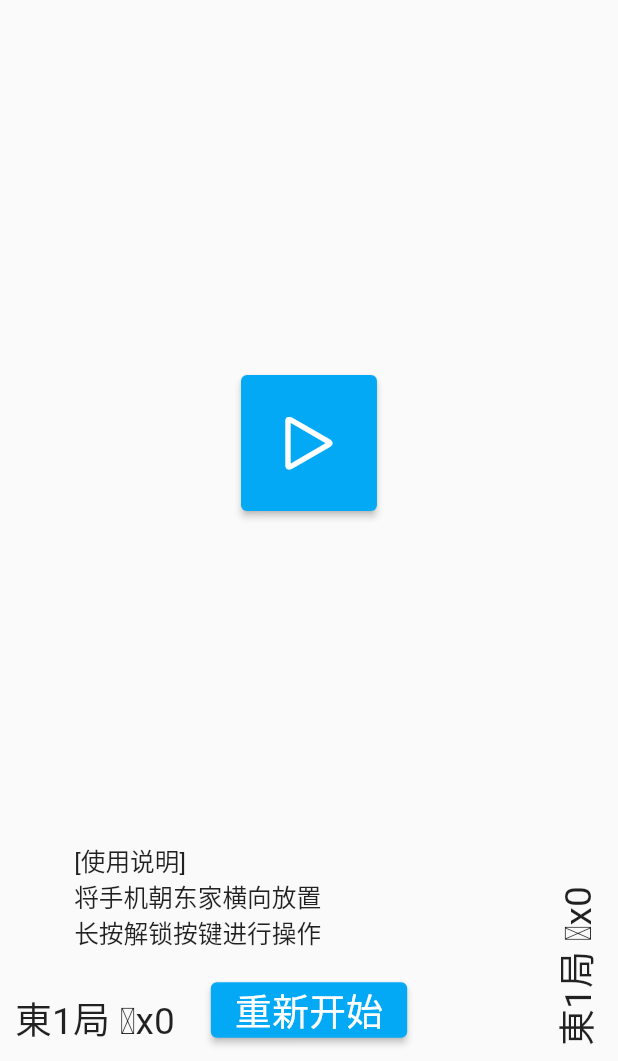
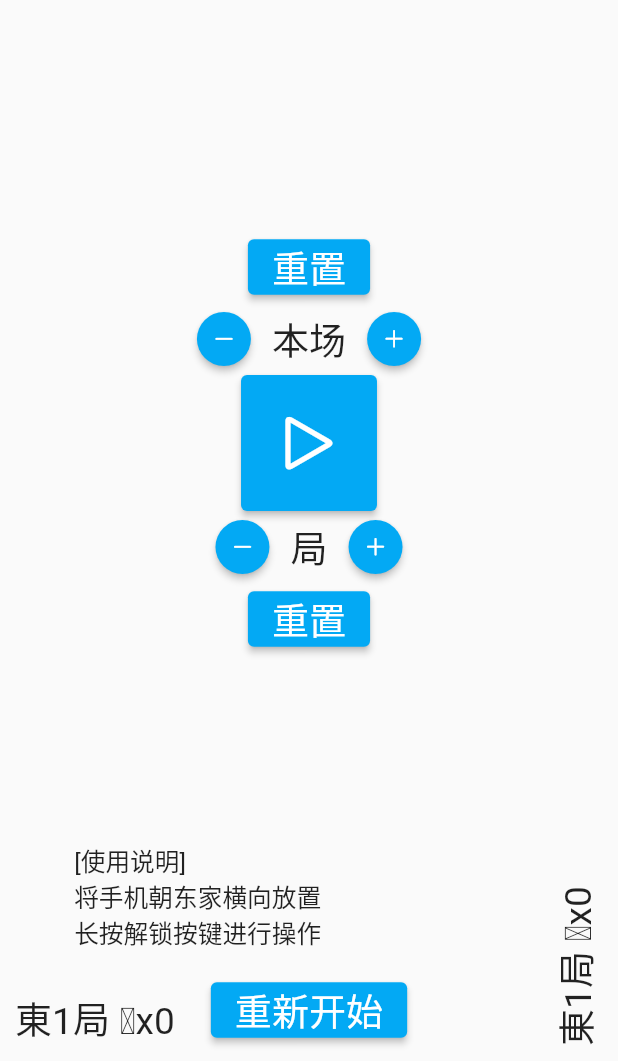
Before and after one commit to Ex-Studio/OfflineMahjongIndicator, a Flutter app: the screen it shows after launch, after a tap on an icon or button, on a phone screen of 412 x 824 dp, the part 175-1236 px from its top. Run offline on Flutter 3.47's test engine with Material 2 defaults, Android fonts, the phone set to English and light mode, and no system bars.

Commit message:
add adjusting buttons

```diff
--- a/lib/_constants.dart
+++ b/lib/_constants.dart
@@ -7,7 +7,7 @@ const double centerButtonPaddingSizePercentage = 0.05;
 const double centerLargeTextSizePercentage = 0.20;
 const double cornerSmallTextSizePercentage = 0.06;
 const double operationButtonTextSizePercentage = 0.06;
-const double operationButtonIconSizePercentage = 0.06;
+const double operationButtonIconSizePercentage = 0.04;
 
 const double debugTextSizePercentage = 0.04;
 
--- a/lib/_models.dart
+++ b/lib/_models.dart
@@ -27,6 +27,11 @@
     notifyListeners();
   }
 
+  void resetJu() {
+    currentJu = MahjongJu.dong1;
+    notifyListeners();
+  }
+
   MahjongChang currentChang = 0;
 
   void goPreviousChang() {
@@ -38,6 +43,11 @@
 
   void goNextChang() {
     currentChang += 1;
+    notifyListeners();
+  }
+
+  void resetChang() {
+    currentChang = 0;
     notifyListeners();
   }
 
--- a/lib/main.dart
+++ b/lib/main.dart
@@ -132,6 +132,7 @@ class CenterView extends StatelessWidget {
     return Column(
       mainAxisAlignment: MainAxisAlignment.center,
       children: [
+        // 按钮上方的行
         Consumer<MyModel>(
           builder: (context, model, child) {
             if (!model.isOperating) {
@@ -147,10 +148,69 @@ class CenterView extends StatelessWidget {
                 ],
               );
             } else {
-              return SizedBox.shrink();
+              return
+                  // 操作界面最中间按钮上方
+                  Column(
+                      mainAxisAlignment: MainAxisAlignment.center,
+                      children: [
+                    ElevatedButton(
+                        onPressed: () {
+                          model.resetChang();
+                        },
+                        style: ElevatedButton.styleFrom(
+                          backgroundColor: appAccentColor,
+                          foregroundColor: Colors.white,
+                        ),
+                        child: Text("重置",
+                            style: TextStyle(
+                                fontSize:
+                                    MyExtensions.screenLengthShorter(context) *
+                                        operationButtonTextSizePercentage))),
+                    // 本场一行
+                    Row(mainAxisAlignment: MainAxisAlignment.center, children: [
+                      ElevatedButton(
+                        onPressed: () {
+                          model.goPreviousChang();
+                        },
+                        style: ElevatedButton.styleFrom(
+                          shape: CircleBorder(),
+                          backgroundColor: appAccentColor,
+                          foregroundColor: Colors.white,
+                        ),
+                        child: Icon(
+                          CupertinoIcons.minus,
+                          size: MyExtensions.screenLengthShorter(context) *
+                              operationButtonIconSizePercentage,
+                        ),
+                      ),
+                      Text(
+                        "本场",
+                        style: TextStyle(
+                            fontSize:
+                                MyExtensions.screenLengthShorter(context) *
+                                    operationButtonTextSizePercentage),
+                      ),
+                      ElevatedButton(
+                        onPressed: () {
+                          model.goNextChang();
+                        },
+                        style: ElevatedButton.styleFrom(
+                          shape: CircleBorder(),
+                          backgroundColor: appAccentColor,
+                          foregroundColor: Colors.white,
+                        ),
+                        child: Icon(
+                          CupertinoIcons.add,
+                          size: MyExtensions.screenLengthShorter(context) *
+                              operationButtonIconSizePercentage,
+                        ),
+                      ),
+                    ]),
+                  ]);
             }
           },
         ),
+        // 按钮所在的中间行
         Row(
           mainAxisAlignment: MainAxisAlignment.center,
           children: [
@@ -223,6 +283,7 @@ class CenterView extends StatelessWidget {
             ),
           ],
         ),
+        // 按钮下方的行
         Consumer<MyModel>(
           builder: (context, model, child) {
             if (!model.isOperating) {
@@ -238,7 +299,65 @@ class CenterView extends StatelessWidget {
                 ],
               );
             } else {
-              return SizedBox.shrink();
+              return
+                  // 操作界面最中间按钮下方
+                  Column(
+                      mainAxisAlignment: MainAxisAlignment.center,
+                      children: [
+                    // 局一行
+                    Row(mainAxisAlignment: MainAxisAlignment.center, children: [
+                      ElevatedButton(
+                        onPressed: () {
+                          model.goPreviousJu();
+                        },
+                        style: ElevatedButton.styleFrom(
+                          shape: CircleBorder(),
+                          backgroundColor: appAccentColor,
+                          foregroundColor: Colors.white,
+                        ),
+                        child: Icon(
+                          CupertinoIcons.minus,
+                          size: MyExtensions.screenLengthShorter(context) *
+                              operationButtonIconSizePercentage,
+                        ),
+                      ),
+                      Text(
+                        "局",
+                        style: TextStyle(
+                            fontSize:
+                                MyExtensions.screenLengthShorter(context) *
+                                    operationButtonTextSizePercentage),
+                      ),
+                      ElevatedButton(
+                        onPressed: () {
+                          model.goNextJu();
+                        },
+                        style: ElevatedButton.styleFrom(
+                          shape: CircleBorder(),
+                          backgroundColor: appAccentColor,
+                          foregroundColor: Colors.white,
+                        ),
+                        child: Icon(
+                          CupertinoIcons.add,
+                          size: MyExtensions.screenLengthShorter(context) *
+                              operationButtonIconSizePercentage,
+                        ),
+                      ),
+                    ]),
+                    ElevatedButton(
+                        onPressed: () {
+                          model.resetJu();
+                        },
+                        style: ElevatedButton.styleFrom(
+                          backgroundColor: appAccentColor,
+                          foregroundColor: Colors.white,
+                        ),
+                        child: Text("重置",
+                            style: TextStyle(
+                                fontSize:
+                                    MyExtensions.screenLengthShorter(context) *
+                                        operationButtonTextSizePercentage))),
+                  ]);
             }
           },
         ),
```
